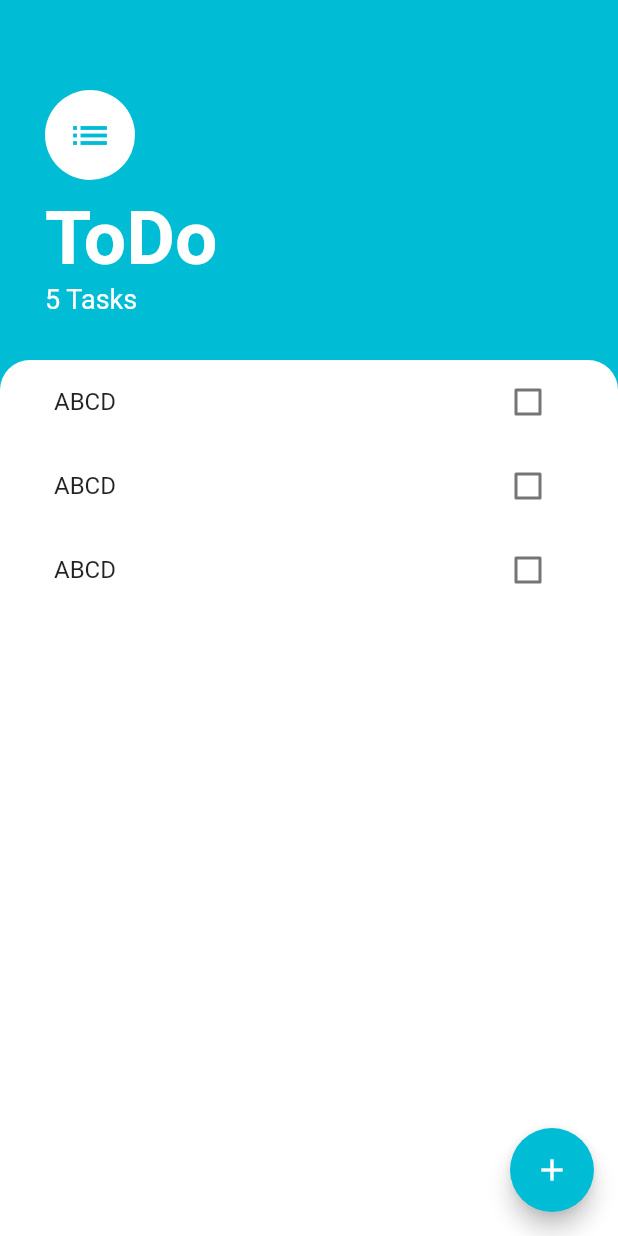
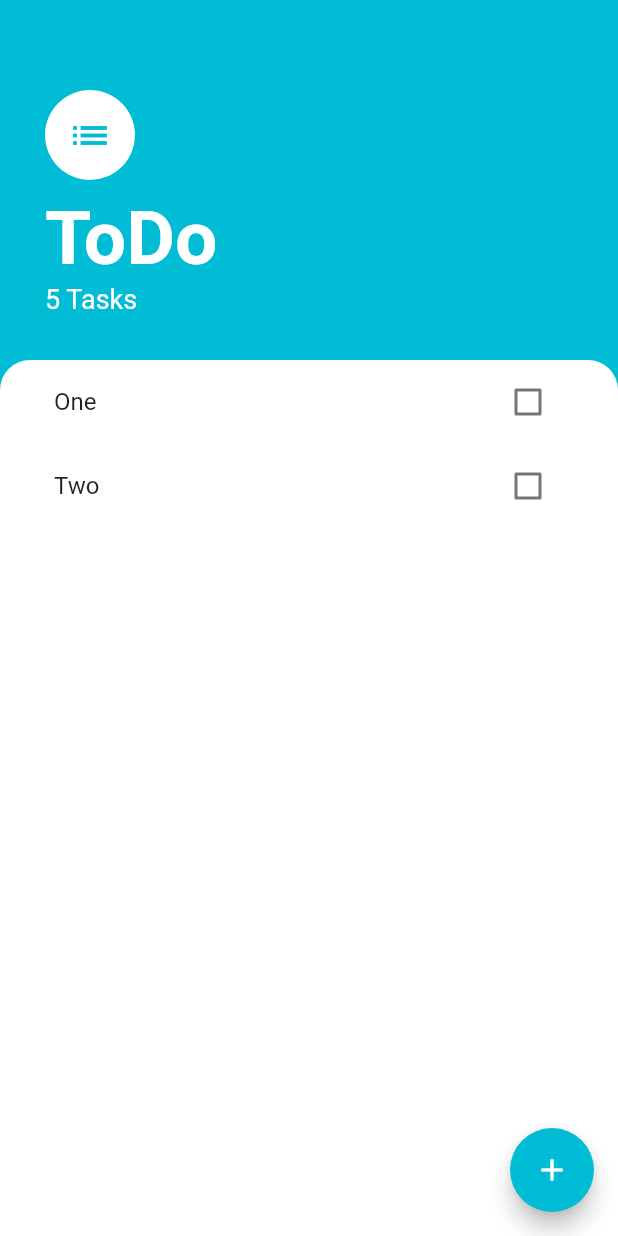
Before and after one commit to AdityaBirangal/adi_ToDo, a Flutter app: the screen it shows after launch, on a phone screen of 412 x 824 dp. Run offline on Flutter 3.47's test engine with Material 2 defaults, Android fonts, the phone set to English and light mode, and no system bars.

Commit message:
dynamic listView

```diff
--- /dev/null
+++ b/lib/module/task.dart
@@ -0,0 +1,10 @@
+class Task {
+  String taskTitle;
+  bool isDone;
+
+  void toggleDone() {
+    isDone = !isDone;
+  }
+
+  Task({this.taskTitle, this.isDone = false});
+}
--- a/lib/widgets/taskTitle.dart
+++ b/lib/widgets/taskTitle.dart
@@ -1,44 +1,24 @@
 import 'package:flutter/material.dart';
 
-class TaskTitle extends StatefulWidget {
-  @override
-  _TaskTitleState createState() => _TaskTitleState();
-}
-
-class _TaskTitleState extends State<TaskTitle> {
-  bool isChecked = false;
-
-  void checkBoxCallback(bool checkBoxState) {
-    setState(() {
-      isChecked = checkBoxState;
-    });
-  }
+class TaskTitle extends StatelessWidget {
+  final String taskTitle;
+  final bool isChecked;
+  final Function toggleCheckBoxState;
+  TaskTitle({this.taskTitle, this.isChecked, this.toggleCheckBoxState});
 
   @override
   Widget build(BuildContext context) {
     return ListTile(
       title: Text(
-        'ABCD',
+        taskTitle,
         style: TextStyle(
             decoration: isChecked ? TextDecoration.lineThrough : null),
       ),
-      trailing: TaskCheckBox(
-          checkBoxState: isChecked, toggleCheckBoxState: checkBoxCallback),
+      trailing: Checkbox(
+        activeColor: Colors.cyan,
+        value: isChecked,
+        onChanged: toggleCheckBoxState,
+      ),
     );
   }
 }
-
-class TaskCheckBox extends StatelessWidget {
-  final bool checkBoxState;
-  final Function toggleCheckBoxState;
-  TaskCheckBox({this.checkBoxState, this.toggleCheckBoxState});
-
-  @override
-  Widget build(BuildContext context) {
-    return Checkbox(
-      activeColor: Colors.cyan,
-      value: checkBoxState,
-      onChanged: toggleCheckBoxState,
-    );
-  }
-}
--- a/lib/widgets/taskView.dart
+++ b/lib/widgets/taskView.dart
@@ -1,15 +1,32 @@
+import 'package:adi_todo/module/task.dart';
 import 'package:flutter/material.dart';
 import 'package:adi_todo/widgets/taskTitle.dart';
 
-class TaskView extends StatelessWidget {
+class TaskView extends StatefulWidget {
+  @override
+  _TaskViewState createState() => _TaskViewState();
+}
+
+class _TaskViewState extends State<TaskView> {
+  List<Task> tasks = [
+    Task(taskTitle: 'One'),
+    Task(taskTitle: 'Two'),
+  ];
+
   @override
   Widget build(BuildContext context) {
-    return ListView(
-      children: [
-        TaskTitle(),
-        TaskTitle(),
-        TaskTitle(),
-      ],
+    return ListView.builder(
+      itemBuilder: (context, index) {
+        return TaskTitle(
+            taskTitle: tasks[index].taskTitle,
+            isChecked: tasks[index].isDone,
+            toggleCheckBoxState: (newValue) {
+              setState(() {
+                tasks[index].toggleDone();
+              });
+            });
+      },
+      itemCount: tasks.length,
     );
   }
 }
```
